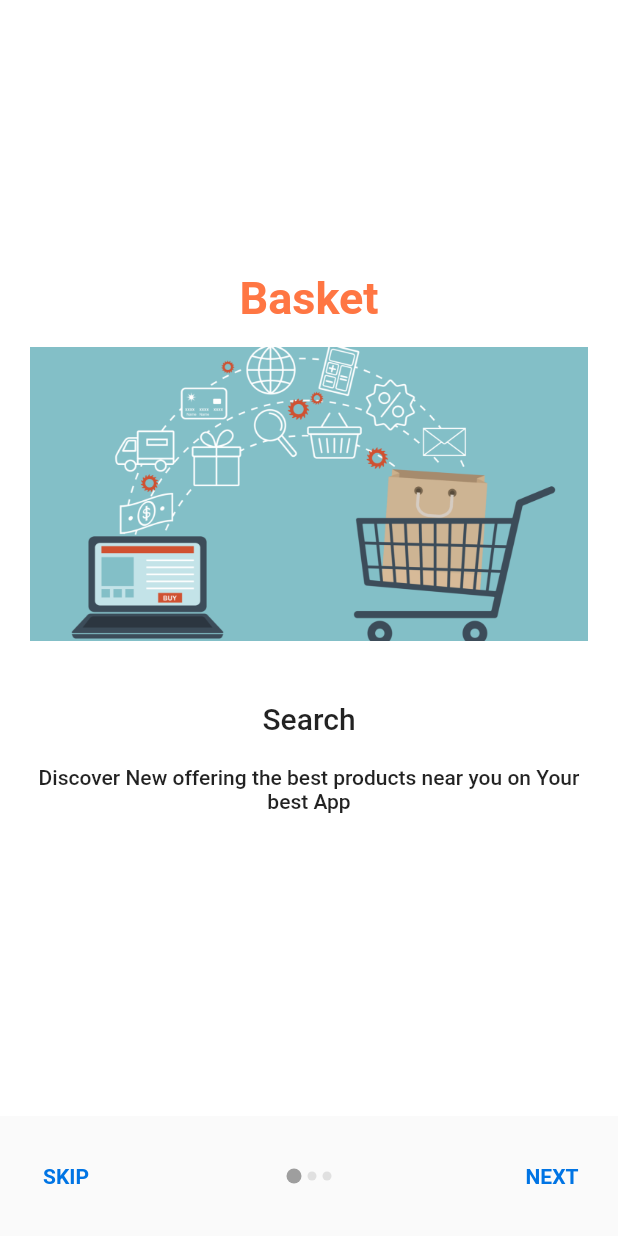
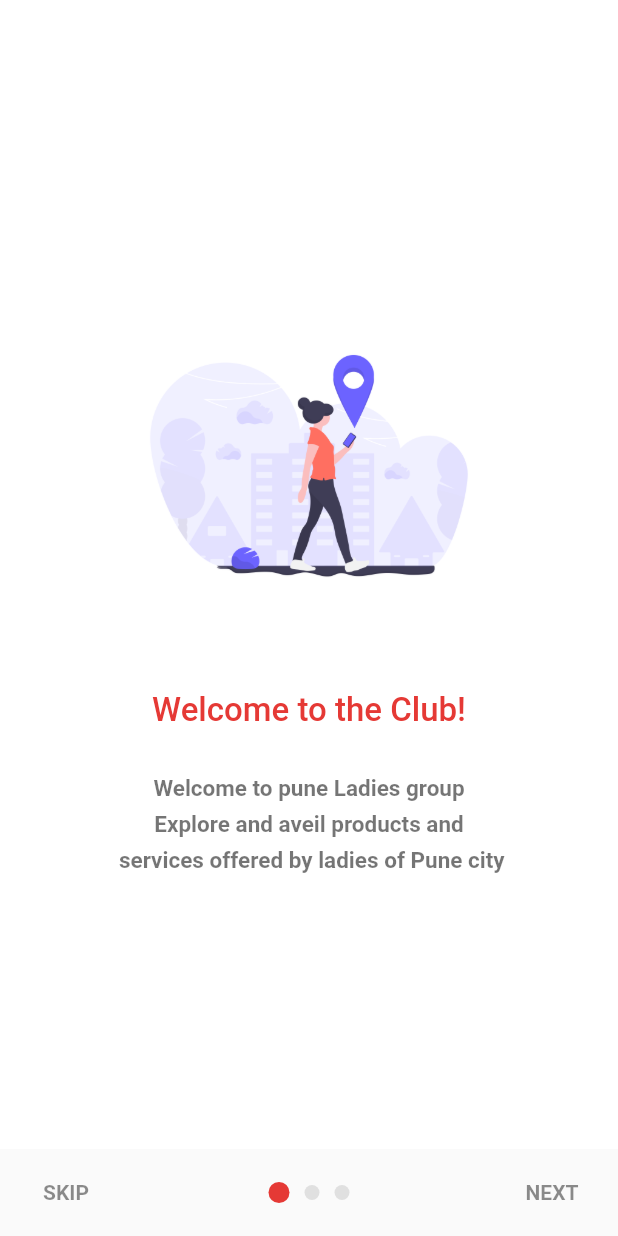
Before and after one commit to Manu-AdapptLimited/splashScreen, a Flutter app: the screen it shows after launch, on a phone screen of 412 x 824 dp. Run offline on Flutter 3.47's test engine with Material 2 defaults, Android fonts, the light colour scheme and no system bars.

Commit message:
welcomeScreen

```diff
--- a/lib/OnBoard/IntroScreen.dart
+++ /dev/null
@@ -1,188 +0,0 @@
-import 'dart:io';
-
-import 'package:flutter/material.dart';
-import 'package:splash_screen/OnBoard/Data/Data.dart';
-
-class Home extends StatefulWidget {
-  @override
-  _HomeState createState() => _HomeState();
-}
-
-class _HomeState extends State<Home> {
-  List<SliderModel> mySLides = new List<SliderModel>();
-  int slideIndex = 0;
-  PageController controller;
-
-  Widget _buildPageIndicator(bool isCurrentPage) {
-    return Container(
-      margin: EdgeInsets.symmetric(horizontal: 2.0),
-      height: isCurrentPage ? 10.0 : 6.0,
-      width: isCurrentPage ? 10.0 : 6.0,
-      decoration: BoxDecoration(
-        color: isCurrentPage ? Colors.grey : Colors.grey[300],
-        borderRadius: BorderRadius.circular(12),
-      ),
-    );
-  }
-
-  @override
-  void initState() {
-    // TODO: implement initState
-    super.initState();
-    mySLides = getSlides();
-    controller = new PageController();
-  }
-
-  @override
-  Widget build(BuildContext context) {
-    return Container(
-      decoration: BoxDecoration(
-          gradient: LinearGradient(
-              colors: [const Color(0xff3C8CE7), const Color(0xff00EAFF)])),
-      child: Scaffold(
-        backgroundColor: Colors.white,
-        body: Container(
-          height: MediaQuery.of(context).size.height - 100,
-          child: PageView(
-            controller: controller,
-            onPageChanged: (index) {
-              setState(() {
-                slideIndex = index;
-              });
-            },
-            children: <Widget>[
-              SlideTile(
-                imagePath: mySLides[0].getImageAssetPath(),
-                title: mySLides[0].getTitle(),
-                desc: mySLides[0].getDesc(),
-              ),
-              SlideTile(
-                imagePath: mySLides[1].getImageAssetPath(),
-                title: mySLides[1].getTitle(),
-                desc: mySLides[1].getDesc(),
-              ),
-              SlideTile(
-                imagePath: mySLides[2].getImageAssetPath(),
-                title: mySLides[2].getTitle(),
-                desc: mySLides[2].getDesc(),
-              )
-            ],
-          ),
-        ),
-        bottomSheet: slideIndex != 2
-            ? Container(
-                margin: EdgeInsets.symmetric(vertical: 16),
-                child: Row(
-                  mainAxisAlignment: MainAxisAlignment.spaceBetween,
-                  children: <Widget>[
-                    FlatButton(
-                      onPressed: () {
-                        controller.animateToPage(2,
-                            duration: Duration(milliseconds: 400),
-                            curve: Curves.linear);
-                      },
-                      splashColor: Colors.blue[50],
-                      child: Text(
-                        "SKIP",
-                        style: TextStyle(
-                            color: Color(0xFF0074E4),
-                            fontWeight: FontWeight.w600),
-                      ),
-                    ),
-                    Container(
-                      child: Row(
-                        children: [
-                          for (int i = 0; i < 3; i++)
-                            i == slideIndex
-                                ? _buildPageIndicator(true)
-                                : _buildPageIndicator(false),
-                        ],
-                      ),
-                    ),
-                    FlatButton(
-                      onPressed: () {
-                        print("this is slideIndex: $slideIndex");
-                        controller.animateToPage(slideIndex + 1,
-                            duration: Duration(milliseconds: 500),
-                            curve: Curves.linear);
-                      },
-                      splashColor: Colors.blue[50],
-                      child: Text(
-                        "NEXT",
-                        style: TextStyle(
-                            color: Color(0xFF0074E4),
-                            fontWeight: FontWeight.w600),
-                      ),
-                    ),
-                  ],
-                ),
-              )
-            : InkWell(
-                onTap: () {
-                  print("Get Started Now");
-                },
-                child: Container(
-                  height: Platform.isIOS ? 70 : 60,
-                  color: Colors.blue,
-                  alignment: Alignment.center,
-                  child: Text(
-                    "GET STARTED NOW",
-                    style: TextStyle(
-                        color: Colors.white, fontWeight: FontWeight.w600),
-                  ),
-                ),
-              ),
-      ),
-    );
-  }
-}
-
-// ignore: must_be_immutable
-class SlideTile extends StatelessWidget {
-  String imagePath, title, desc;
-
-  SlideTile({this.imagePath, this.title, this.desc});
-
-  @override
-  Widget build(BuildContext context) {
-    return Container(
-      padding: EdgeInsets.symmetric(horizontal: 20),
-      alignment: Alignment.center,
-      child: Column(
-        mainAxisAlignment: MainAxisAlignment.center,
-        children: <Widget>[
-          Container(
-            margin: EdgeInsets.only(bottom: 15),
-            child: Text(
-              'Basket',
-              style: TextStyle(
-                fontSize: 30,
-                color: Color(0xFFFF7643),
-                fontWeight: FontWeight.bold,
-              ),
-            ),
-          ),
-          Flexible(
-            child: Image.asset(
-              imagePath,
-            ),
-          ),
-          SizedBox(
-            height: 40,
-          ),
-          Text(
-            title,
-            textAlign: TextAlign.center,
-            style: TextStyle(fontWeight: FontWeight.w500, fontSize: 20),
-          ),
-          SizedBox(
-            height: 20,
-          ),
-          Text(desc,
-              textAlign: TextAlign.center,
-              style: TextStyle(fontWeight: FontWeight.w500, fontSize: 14))
-        ],
-      ),
-    );
-  }
-}
--- a/lib/SplashScreen.dart
+++ b/lib/SplashScreen.dart
@@ -1,6 +1,7 @@
 import 'dart:async';
 import 'package:flutter/material.dart';
-import 'package:splash_screen/OnBoard/IntroScreen.dart';
+import 'package:splash_screen/WelcomeScreen/WelcomeScreen.dart';
+
 
 class SplashScreen extends StatefulWidget {
   @override
@@ -97,6 +98,6 @@ class _SplashScreenState extends State<SplashScreen> {
 
   onDoneLoading() async {
     Navigator.of(context)
-        .pushReplacement(MaterialPageRoute(builder: (context) => Home()));
+        .pushReplacement(MaterialPageRoute(builder: (context) => WelcomeScreen()));
   }
 }
--- /dev/null
+++ b/lib/WelcomeScreen/SliderTiles.dart
@@ -0,0 +1,49 @@
+import 'package:flutter/material.dart';
+
+class SlideTiles extends StatelessWidget {
+  String imagePath, title, desc;
+
+  SlideTiles({this.imagePath, this.title, this.desc});
+
+  @override
+  Widget build(BuildContext context) {
+    return Container(
+      padding: EdgeInsets.symmetric(horizontal: 20,vertical: 20),
+      alignment: Alignment.center,
+      child: Column(
+        mainAxisAlignment: MainAxisAlignment.center,
+        children: <Widget>[
+          Container(
+            height: 180,
+            width: MediaQuery.of(context).size.width-40,
+
+            child: Image.asset(
+              imagePath,
+            ),
+          ),
+          SizedBox(
+            height: 60,
+          ),
+          Text(
+            title,
+            textAlign: TextAlign.center,
+            style: TextStyle(
+              color: Colors.red[600],
+              fontWeight: FontWeight.w500, fontSize: 22),
+          ),
+          SizedBox(
+            height: 25,
+          ),
+          Text(desc,
+              textAlign: TextAlign.center,
+              style: TextStyle(
+                height: 1.6,
+                color: Colors.black54,
+
+                fontWeight: FontWeight.w600,
+                fontSize: 15))
+        ],
+      ),
+    );
+  }
+}
--- a/lib/OnBoard/Data/Data.dart
+++ b/lib/WelcomeScreen/Welcome.dart
@@ -1,4 +1,3 @@
-import 'package:flutter/material.dart';
 class SliderModel{
 
   String imageAssetPath;
@@ -40,25 +39,25 @@ List<SliderModel> getSlides(){
   SliderModel sliderModel = new SliderModel();
 
   //1
-  sliderModel.setDesc("Discover New offering the best products near you on Your best App");
-  sliderModel.setTitle("Search");
-  sliderModel.setImageAssetPath("assets/images/search.png");
+  sliderModel.setDesc("Welcome to pune Ladies group\nExplore and aveil products and \n services offered by ladies of Pune city");
+  sliderModel.setTitle("Welcome to the Club!");
+  sliderModel.setImageAssetPath("assets/images/illustration.png");
   slides.add(sliderModel);
 
   sliderModel = new SliderModel();
 
   //2
-  sliderModel.setDesc("Our veggie plan is filled with delicious seasonal vegetables, whole grains, beautiful cheeses and vegetarian proteins");
-  sliderModel.setTitle("Order");
-  sliderModel.setImageAssetPath("assets/images/order.jpg");
+  sliderModel.setDesc("one stop destionation for products and\nexpert local services in Pune Gel dozens of\ntrusted professional near you to take care\nof all your needs.");
+  sliderModel.setTitle("Products");
+  sliderModel.setImageAssetPath("assets/images/illustration4.png");
   slides.add(sliderModel);
 
   sliderModel = new SliderModel();
 
   //3
-  sliderModel.setDesc("Products delivery or pickup from local shops, Explore shops that deliver near you.");
-  sliderModel.setTitle("Delivery");
-  sliderModel.setImageAssetPath("assets/images/delivery.jpg");
+  sliderModel.setDesc("Beauty, Repair, Cleaning, Grooming & \n many more Services by verified\nprofessional Book Today!");
+  sliderModel.setTitle("Services");
+  sliderModel.setImageAssetPath("assets/images/illustration3.png");
   slides.add(sliderModel);
 
   sliderModel = new SliderModel();
--- /dev/null
+++ b/lib/WelcomeScreen/WelcomeScreen.dart
@@ -0,0 +1,120 @@
+import 'dart:io';
+
+import 'package:flutter/material.dart';
+import 'package:splash_screen/WelcomeScreen/SliderTiles.dart';
+
+import 'Welcome.dart';
+
+class WelcomeScreen extends StatefulWidget {
+  @override
+  _WelcomeScreenState createState() => _WelcomeScreenState();
+}
+
+class _WelcomeScreenState extends State<WelcomeScreen> {
+  List<SliderModel> mySLides = new List<SliderModel>();
+  int slideIndex = 0;
+  PageController controller;
+
+  Widget _buildPageIndicator(bool isCurrentPage) {
+    return Container(
+      margin: EdgeInsets.symmetric(horizontal: 5.0),
+      height: isCurrentPage ? 14.0 : 10.0,
+      width: isCurrentPage ? 14.0 : 10.0,
+      decoration: BoxDecoration(
+        color: isCurrentPage ? Colors.red[600] : Colors.grey[300],
+        borderRadius: BorderRadius.circular(12),
+      ),
+    );
+  }
+
+  @override
+  void initState() {
+    // TODO: implement initState
+    super.initState();
+    mySLides = getSlides();
+    controller = new PageController();
+  }
+
+  @override
+  Widget build(BuildContext context) {
+    return Container(
+      child: Scaffold(
+        backgroundColor: Colors.white,
+        body: Container(
+          margin: EdgeInsets.only(top: 40),
+          height: MediaQuery.of(context).size.height - 100,
+          child: PageView(
+            controller: controller,
+            onPageChanged: (index) {
+              setState(() {
+                slideIndex = index;
+              });
+            },
+            children: [
+              SlideTiles(
+                imagePath: mySLides[0].getImageAssetPath(),
+                title: mySLides[0].getTitle(),
+                desc: mySLides[0].getDesc(),
+              ),
+              SlideTiles(
+                imagePath: mySLides[1].getImageAssetPath(),
+                title: mySLides[1].getTitle(),
+                desc: mySLides[1].getDesc(),
+              ),
+              SlideTiles(
+                imagePath: mySLides[2].getImageAssetPath(),
+                title: mySLides[2].getTitle(),
+                desc: mySLides[2].getDesc(),
+              ),
+            ],
+          ),
+        ),
+        bottomSheet: Container(
+          margin: EdgeInsets.symmetric(vertical: 5),
+          child: Row(
+            mainAxisAlignment: MainAxisAlignment.spaceBetween,
+            children: <Widget>[
+              FlatButton(
+                onPressed: () {
+                  controller.animateToPage(2,
+                      duration: Duration(milliseconds: 400),
+                      curve: Curves.linear);
+                },
+                splashColor: Colors.blue[50],
+                child: Text(
+                  "SKIP",
+                  style: TextStyle(
+                      color: Colors.black45, fontWeight: FontWeight.w600),
+                ),
+              ),
+              Container(
+                child: Row(
+                  children: [
+                    for (int i = 0; i < 3; i++)
+                      i == slideIndex
+                          ? _buildPageIndicator(true)
+                          : _buildPageIndicator(false),
+                  ],
+                ),
+              ),
+              FlatButton(
+                onPressed: () {
+                  print("this is slideIndex: $slideIndex");
+                  controller.animateToPage(slideIndex + 1,
+                      duration: Duration(milliseconds: 500),
+                      curve: Curves.linear);
+                },
+                splashColor: Colors.blue[50],
+                child: Text(
+                  "NEXT",
+                  style: TextStyle(
+                      color: Colors.black45, fontWeight: FontWeight.w600),
+                ),
+              ),
+            ],
+          ),
+        ),
+      ),
+    );
+  }
+}
--- a/lib/main.dart
+++ b/lib/main.dart
@@ -1,7 +1,8 @@
 import 'package:flutter/material.dart';
-import 'package:splash_screen/OnBoard/IntroScreen.dart';
+
 
 import 'SplashScreen.dart';
+import 'WelcomeScreen/WelcomeScreen.dart';
 
 
 
@@ -19,7 +20,7 @@ class MyApp extends StatelessWidget {
       theme: ThemeData(
         visualDensity: VisualDensity.adaptivePlatformDensity,
       ),
-      home: SplashScreen(),
+      home: WelcomeScreen(),
     );
   }
 }
```
Also changed, not shown: assets/images/illustration4.png (added).
